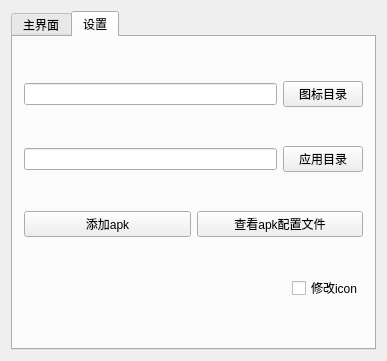
The window that untitled1/mainwindow.ui (lwh2398819901/debProject) describes before a commit, drawn with Qt 5.
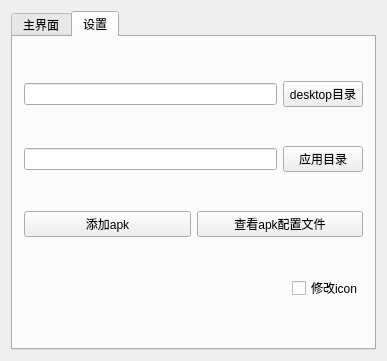
The same window after the commit.

Patch:
```diff
--- a/untitled1/mainwindow.ui
+++ b/untitled1/mainwindow.ui
@@ -126,7 +126,7 @@
           <item>
            <widget class="QPushButton" name="desktopBtn">
             <property name="text">
-             <string>图标目录</string>
+             <string>desktop目录</string>
             </property>
            </widget>
           </item>
```
